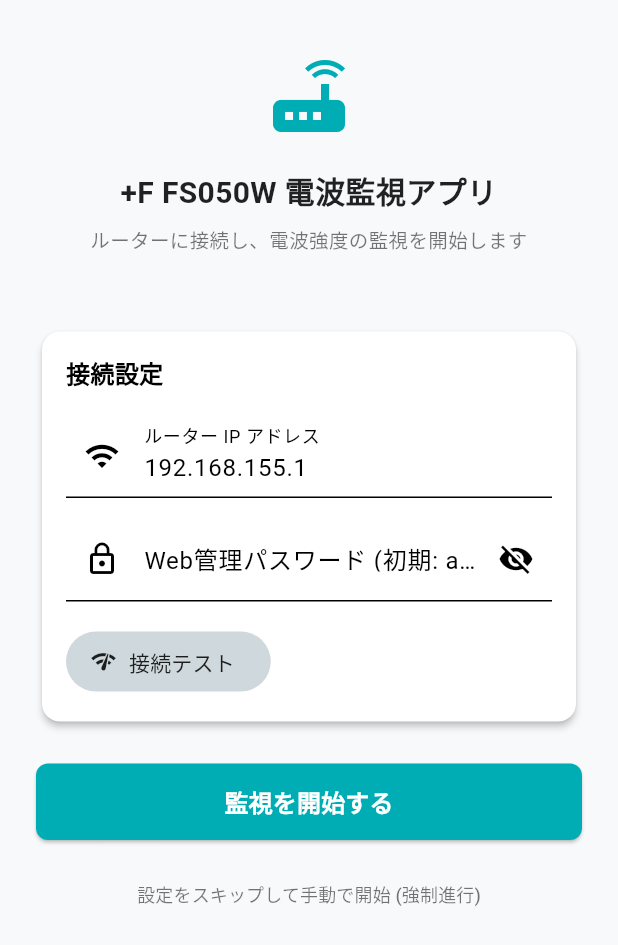
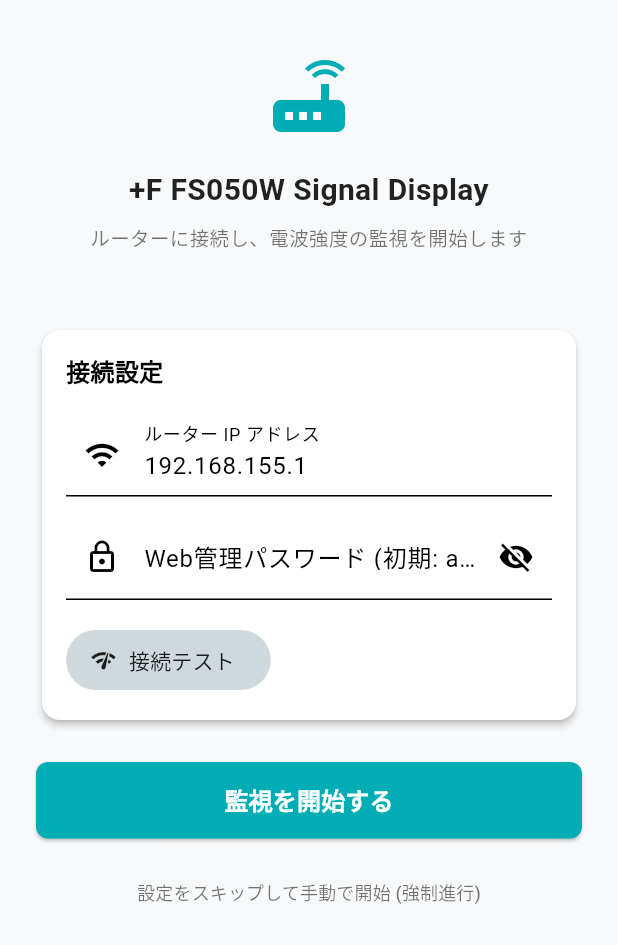
Before and after one commit to SyameimaruKoa/FS050W-Signal-Display, a Flutter app: the SetupWizardScreen screen opened directly, on a phone screen of 412 x 824 dp. Shown: the top 945 px of the screen. Run offline on Flutter 3.47's test engine with Material 3 defaults, Android fonts, the phone set to English and light mode, and no system bars; our stand-ins replace fl_chart, flutter_local_notifications, shared_preferences, wakelock_plus; missing offline and left inert: flutter_foreground_task, network_info_plus; accounts and stored records are empty; network calls fail.

Commit message:
docs/ui: Update wizard screen title and background service channel to FS050W Signal Display

```diff
--- a/lib/services/background_service.dart
+++ b/lib/services/background_service.dart
@@ -8,8 +8,8 @@ class BackgroundService {
         FlutterForegroundTask.init(
             androidNotificationOptions: AndroidNotificationOptions(
                 channelId: 'fs050w_empty_channel',
-                channelName: 'FS050W',
-                channelDescription: 'FS050W Background Service',
+                channelName: 'FS050W Signal Display',
+                channelDescription: 'FS050W Signal Display Background Service',
                 channelImportance: NotificationChannelImportance.NONE,
                 priority: NotificationPriority.LOW,
                 playSound: false,
--- a/lib/views/setup_wizard_screen.dart
+++ b/lib/views/setup_wizard_screen.dart
@@ -122,7 +122,7 @@ class _SetupWizardScreenState extends State<SetupWizardScreen> {
                             ),
                             const SizedBox(height: 16),
                             Text(
-                                "+F FS050W 電波監視アプリ",
+                                "+F FS050W Signal Display",
                                 textAlign: TextAlign.center,
                                 style: TextStyle(
                                     fontFamilyFallback: const ['Noto Sans JP', 'sans-serif'],
```
